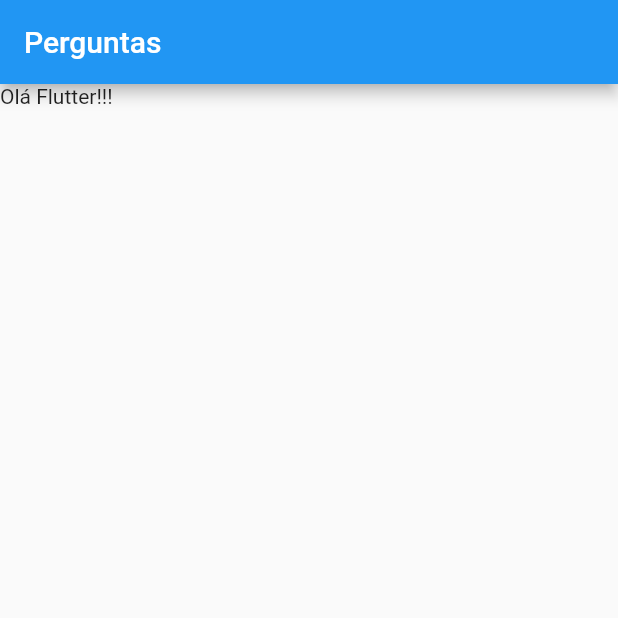
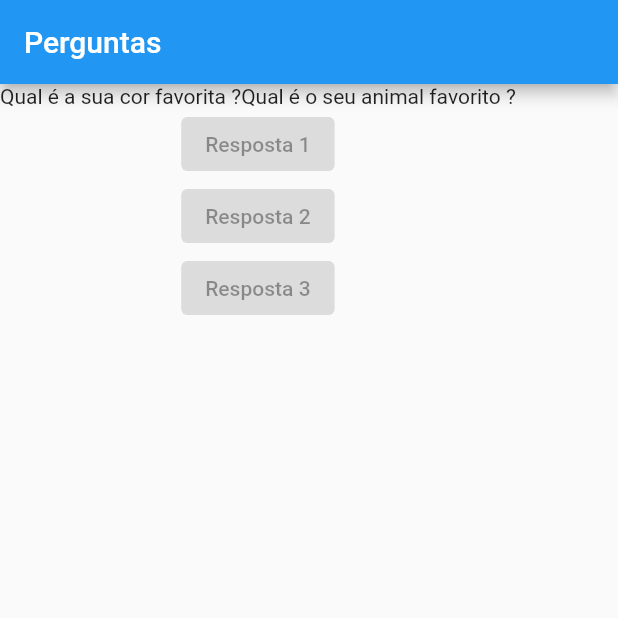
Before and after one commit to Icimm/projeto_perguntas, a Flutter app: the screen it shows after launch, on a phone screen of 412 x 824 dp, the top half of it. Run offline on Flutter 3.47's test engine with Material 2 defaults, Android fonts, the phone set to English and light mode, and no system bars.

Commit message:
frist commit
foram criados botoes

```diff
--- a/lib/main.dart
+++ b/lib/main.dart
@@ -8,13 +8,35 @@ runApp(PerguntaApp());
 
  class PerguntaApp extends StatelessWidget {
 
+  @override
   Widget build(BuildContext context) {
+    final perguntas = [
+      'Qual é a sua cor favorita ?'
+      'Qual é o seu animal favorito ?'
+    ];
+
     return MaterialApp(
       home: Scaffold(
         appBar: AppBar(
           title: Text('Perguntas'),
         ),
-        body: Text('Olá Flutter!!!'),
+        body: Column(
+          children: [
+            Text(perguntas[0]),
+            ElevatedButton(
+                child: Text('Resposta 1'),
+                onPressed: null,
+            ),
+            ElevatedButton(
+              child: Text('Resposta 2'),
+              onPressed: null,
+            ),
+            ElevatedButton(
+              child: Text('Resposta 3'),
+              onPressed: null,
+            ),
+          ],
+        ),
       ),
     );
   }
```
